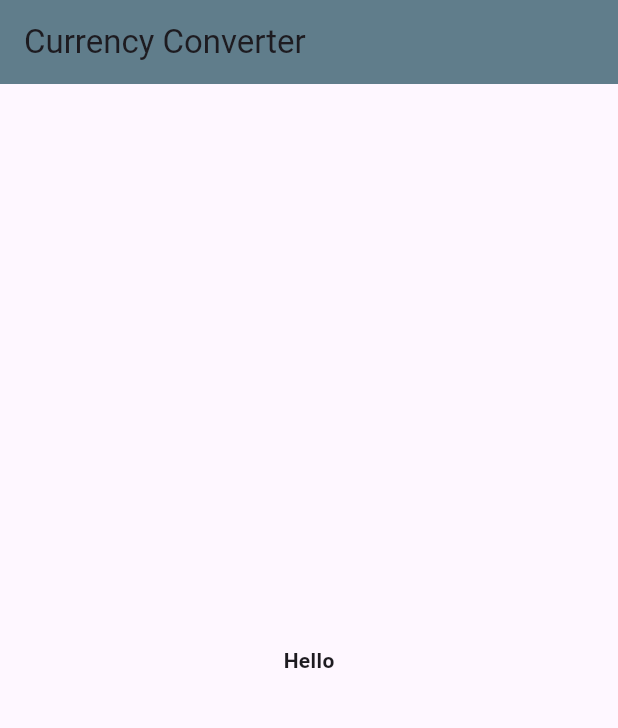
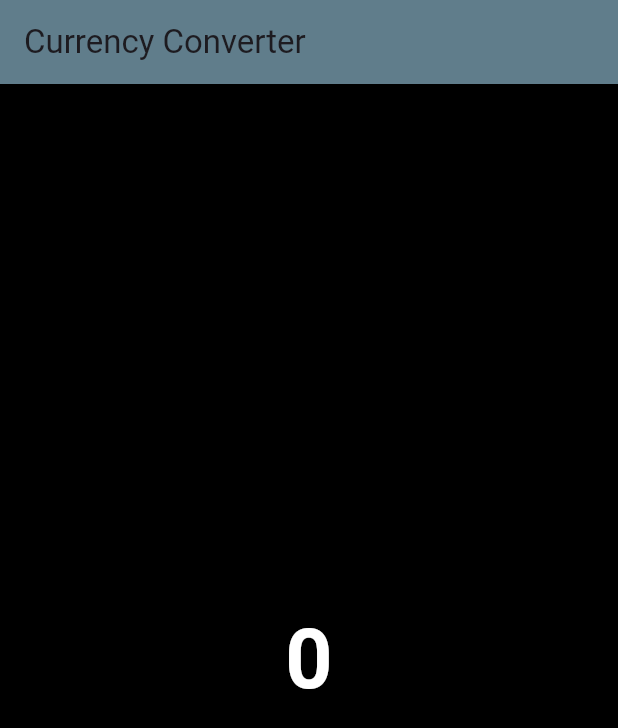
Before and after one commit to aneesanwaar/Currency_Converter_App, a Flutter app: the screen it shows after launch, on a phone screen of 412 x 824 dp. Shown: the top 728 px of the screen. Run offline on Flutter 3.47's test engine with Material 3 defaults, Android fonts, the phone set to English and light mode, and no system bars.

Commit message:
Initial Commit

```diff
--- a/lib/currency_converter.dart
+++ b/lib/currency_converter.dart
@@ -7,6 +7,7 @@ class CurrencyConverter extends StatelessWidget {
   @override
   Widget build(BuildContext context) {
     return Scaffold(
+      backgroundColor: Colors.black,
       appBar: AppBar(
         title: Text("Currency Converter"),
         backgroundColor: Colors.blueGrey,
@@ -14,8 +15,10 @@ class CurrencyConverter extends StatelessWidget {
       body: Center(
         child: Column(
           mainAxisAlignment: MainAxisAlignment.center,
-          children: [Text("Hello", style: TextStyle(
-            fontWeight: FontWeight.bold),),
+          children: [Text("0", style: TextStyle(
+            fontSize: 55,
+            fontWeight: FontWeight.bold,
+            color: Colors.white),),
             ],
         ),
       ),
--- a/lib/main.dart
+++ b/lib/main.dart
@@ -11,7 +11,8 @@ class MyApp extends StatelessWidget {
   // This widget is the root of your application.
   @override
   Widget build(BuildContext context) {
-    return MaterialApp(home: const CurrencyConverter()
+    return MaterialApp(
+      home: const CurrencyConverter()
     );
   }
 }
```
